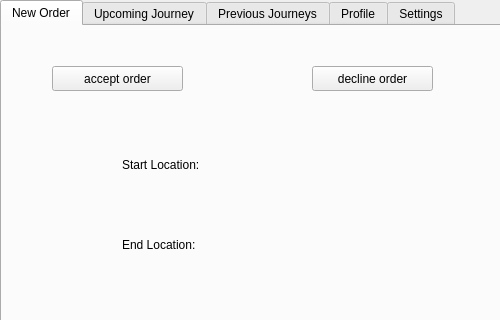
Qt form UI/DriverScreen.ui (1412kauti/ProjectHurricane) before a commit; both pictures show x 0 to 500 and y 0 to 320 of the 500 by 500 pixel window.
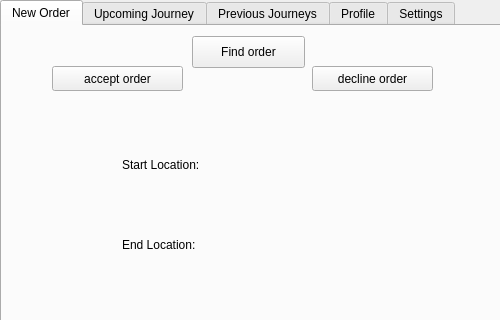
The same form after that commit.

What changed in the file:
```diff
--- a/UI/DriverScreen.ui
+++ b/UI/DriverScreen.ui
@@ -119,6 +119,19 @@
       <string/>
      </property>
     </widget>
+    <widget class="QPushButton" name="pushButton">
+     <property name="geometry">
+      <rect>
+       <x>190</x>
+       <y>10</y>
+       <width>113</width>
+       <height>32</height>
+      </rect>
+     </property>
+     <property name="text">
+      <string>Find order</string>
+     </property>
+    </widget>
    </widget>
    <widget class="QWidget" name="tab_2">
     <attribute name="title">
```
